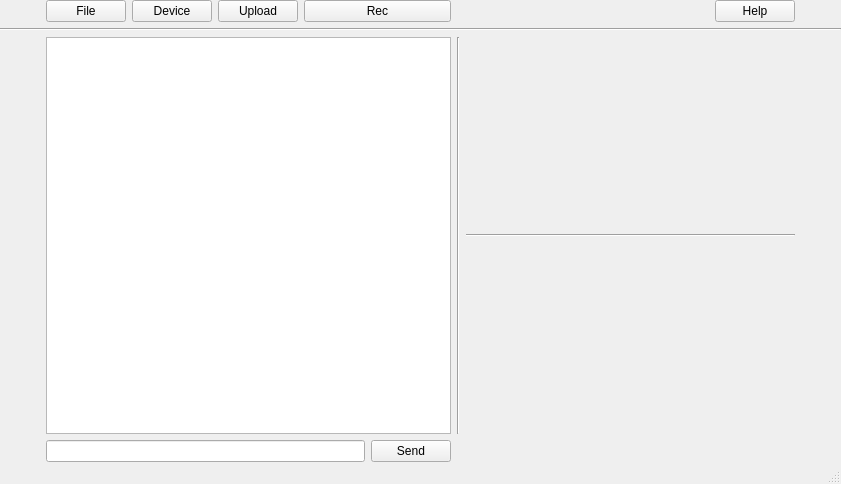
Before: the Qt Designer form Ui/GraphingUi.ui in OrionAerospaceYT/SideKick, drawn with Qt 5.
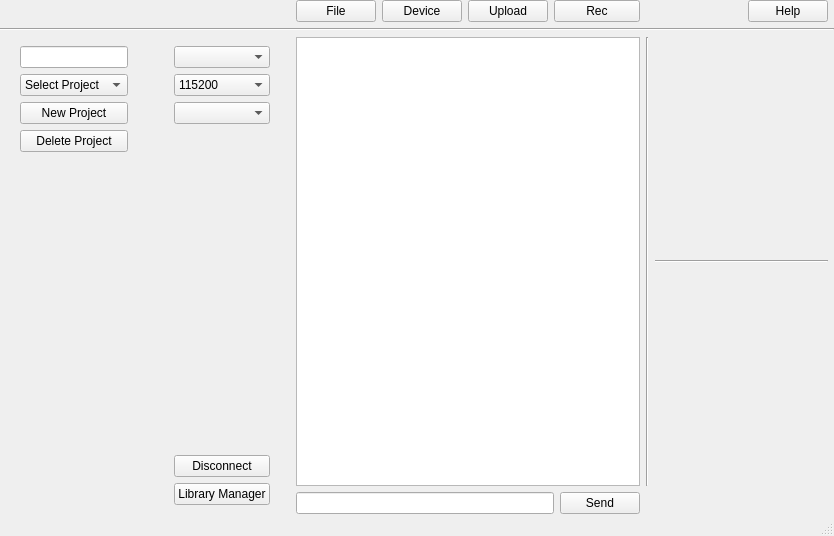
After: the same form once the commit is applied.

Commit message: device + file manager

Patch:
```diff
--- a/Ui/GraphingUi.ui
+++ b/Ui/GraphingUi.ui
@@ -6,8 +6,8 @@
    <rect>
     <x>0</x>
     <y>0</y>
-    <width>841</width>
-    <height>484</height>
+    <width>834</width>
+    <height>536</height>
    </rect>
   </property>
   <property name="acceptDrops">
@@ -31,91 +31,52 @@
      <number>0</number>
     </property>
     <item row="0" column="0">
-     <layout class="QGridLayout" name="gridLayout" rowstretch="0,0,0,0,0,0,0" columnstretch="0,2,2,1,5,2,0,20,1,0">
-      <item row="2" column="0" colspan="10">
-       <widget class="Line" name="top_bar">
-        <property name="orientation">
-         <enum>Qt::Horizontal</enum>
-        </property>
-       </widget>
-      </item>
-      <item row="3" column="1" rowspan="3" colspan="5">
-       <widget class="QTextBrowser" name="terminal"/>
-      </item>
-      <item row="4" column="7" colspan="2">
+     <layout class="QGridLayout" name="gridLayout" rowstretch="0,0,0,0,0,0" columnstretch="0,0,0,0,0,0,0,0,0,0,0">
+      <item row="3" column="8" colspan="2">
        <widget class="Line" name="horizontal_divider">
         <property name="orientation">
          <enum>Qt::Horizontal</enum>
         </property>
        </widget>
       </item>
-      <item row="3" column="6" rowspan="3">
+      <item row="1" column="0" colspan="11">
+       <widget class="Line" name="top_bar">
+        <property name="orientation">
+         <enum>Qt::Horizontal</enum>
+        </property>
+       </widget>
+      </item>
+      <item row="2" column="7" rowspan="3">
        <widget class="Line" name="terminal_divider">
         <property name="orientation">
          <enum>Qt::Vertical</enum>
         </property>
        </widget>
       </item>
-      <item row="5" column="7" colspan="2">
+      <item row="4" column="8" colspan="2">
        <widget class="QWidget" name="bottom_widget" native="true"/>
       </item>
-      <item row="0" column="2">
+      <item row="0" column="3">
        <widget class="QPushButton" name="device">
         <property name="text">
          <string>Device</string>
         </property>
        </widget>
       </item>
-      <item row="3" column="7" colspan="2">
-       <widget class="QWidget" name="top_widget" native="true"/>
+      <item row="2" column="2" rowspan="3" colspan="5">
+       <widget class="QTextBrowser" name="terminal"/>
       </item>
-      <item row="6" column="0">
-       <spacer name="left_spacer">
-        <property name="orientation">
-         <enum>Qt::Horizontal</enum>
-        </property>
-        <property name="sizeHint" stdset="0">
-         <size>
-          <width>40</width>
-          <height>20</height>
-         </size>
-        </property>
-       </spacer>
-      </item>
-      <item row="0" column="9">
-       <spacer name="right_spacer">
-        <property name="orientation">
-         <enum>Qt::Horizontal</enum>
-        </property>
-        <property name="sizeHint" stdset="0">
-         <size>
-          <width>40</width>
-          <height>20</height>
-         </size>
-        </property>
-       </spacer>
-      </item>
-      <item row="0" column="1">
+      <item row="0" column="2">
        <widget class="QPushButton" name="file">
         <property name="text">
          <string>File</string>
         </property>
        </widget>
       </item>
-      <item row="0" column="7">
-       <spacer name="button_spacer">
-        <property name="orientation">
-         <enum>Qt::Horizontal</enum>
-        </property>
-        <property name="sizeHint" stdset="0">
-         <size>
-          <width>40</width>
-          <height>20</height>
-         </size>
-        </property>
-       </spacer>
+      <item row="2" column="8" colspan="2">
+       <widget class="QWidget" name="top_widget" native="true"/>
       </item>
-      <item row="0" column="3">
+      <item row="0" column="4">
        <widget class="QPushButton" name="pushButton">
         <property name="text">
          <string>Upload</string>
@@ -123,29 +84,177 @@
        </widget>
       </item>
       <item row="0" column="8">
+       <spacer name="button_spacer">
+        <property name="orientation">
+         <enum>Qt::Horizontal</enum>
+        </property>
+        <property name="sizeHint" stdset="0">
+         <size>
+          <width>40</width>
+          <height>20</height>
+         </size>
+        </property>
+       </spacer>
+      </item>
+      <item row="5" column="2" colspan="4">
+       <widget class="QLineEdit" name="message"/>
+      </item>
+      <item row="0" column="9">
        <widget class="QPushButton" name="help">
         <property name="text">
          <string>Help</string>
         </property>
        </widget>
       </item>
-      <item row="6" column="5">
-       <widget class="QPushButton" name="send">
-        <property name="text">
-         <string>Send</string>
-        </property>
-       </widget>
-      </item>
-      <item row="6" column="1" colspan="4">
-       <widget class="QLineEdit" name="message"/>
-      </item>
-      <item row="0" column="4" colspan="2">
+      <item row="0" column="5" colspan="2">
        <widget class="QPushButton" name="record">
         <property name="text">
          <string>Rec</string>
         </property>
        </widget>
       </item>
+      <item row="5" column="6">
+       <widget class="QPushButton" name="send">
+        <property name="text">
+         <string>Send</string>
+        </property>
+       </widget>
+      </item>
+      <item row="2" column="0" rowspan="4">
+       <widget class="QFrame" name="file_layout">
+        <property name="enabled">
+         <bool>true</bool>
+        </property>
+        <property name="minimumSize">
+         <size>
+          <width>0</width>
+          <height>0</height>
+         </size>
+        </property>
+        <property name="styleSheet">
+         <string notr="true"/>
+        </property>
+        <layout class="QVBoxLayout" name="file_menu">
+         <property name="sizeConstraint">
+          <enum>QLayout::SetMinimumSize</enum>
+         </property>
+         <property name="leftMargin">
+          <number>20</number>
+         </property>
+         <property name="rightMargin">
+          <number>20</number>
+         </property>
+         <item>
+          <widget class="QLineEdit" name="project_name"/>
+         </item>
+         <item>
+          <widget class="QComboBox" name="select_project">
+           <item>
+            <property name="text">
+             <string>Select Project</string>
+            </property>
+           </item>
+          </widget>
+         </item>
+         <item>
+          <widget class="QPushButton" name="new_project">
+           <property name="text">
+            <string>New Project</string>
+           </property>
+          </widget>
+         </item>
+         <item>
+          <widget class="QPushButton" name="delete_project">
+           <property name="text">
+            <string>Delete Project</string>
+           </property>
+          </widget>
+         </item>
+         <item>
+          <spacer name="verticalSpacer_2">
+           <property name="orientation">
+            <enum>Qt::Vertical</enum>
+           </property>
+           <property name="sizeHint" stdset="0">
+            <size>
+             <width>20</width>
+             <height>40</height>
+            </size>
+           </property>
+          </spacer>
+         </item>
+        </layout>
+       </widget>
+      </item>
+      <item row="2" column="1" rowspan="4">
+       <widget class="QFrame" name="device_layout">
+        <layout class="QVBoxLayout" name="dhsgd">
+         <property name="leftMargin">
+          <number>20</number>
+         </property>
+         <property name="rightMargin">
+          <number>20</number>
+         </property>
+         <item>
+          <widget class="QComboBox" name="com_ports"/>
+         </item>
+         <item>
+          <widget class="QComboBox" name="baud_rate">
+           <item>
+            <property name="text">
+             <string>115200</string>
+            </property>
+           </item>
+           <item>
+            <property name="text">
+             <string>57600</string>
+            </property>
+           </item>
+           <item>
+            <property name="text">
+             <string>38400</string>
+            </property>
+           </item>
+           <item>
+            <property name="text">
+             <string>9200</string>
+            </property>
+           </item>
+          </widget>
+         </item>
+         <item>
+          <widget class="QComboBox" name="supported_boards"/>
+         </item>
+         <item>
+          <spacer name="verticalSpacer">
+           <property name="orientation">
+            <enum>Qt::Vertical</enum>
+           </property>
+           <property name="sizeHint" stdset="0">
+            <size>
+             <width>20</width>
+             <height>40</height>
+            </size>
+           </property>
+          </spacer>
+         </item>
+         <item>
+          <widget class="QPushButton" name="disconnect">
+           <property name="text">
+            <string>Disconnect</string>
+           </property>
+          </widget>
+         </item>
+         <item>
+          <widget class="QPushButton" name="library_manager">
+           <property name="text">
+            <string>Library Manager</string>
+           </property>
+          </widget>
+         </item>
+        </layout>
+       </widget>
+      </item>
      </layout>
     </item>
    </layout>
```
The commit also changes 3 other files.
